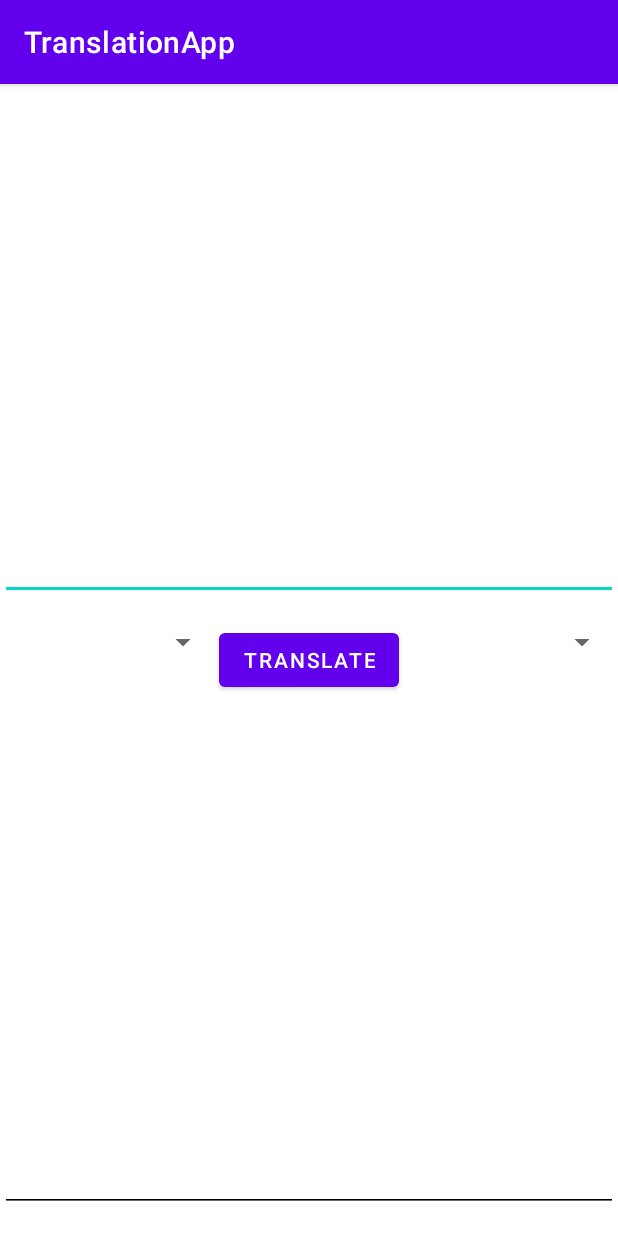
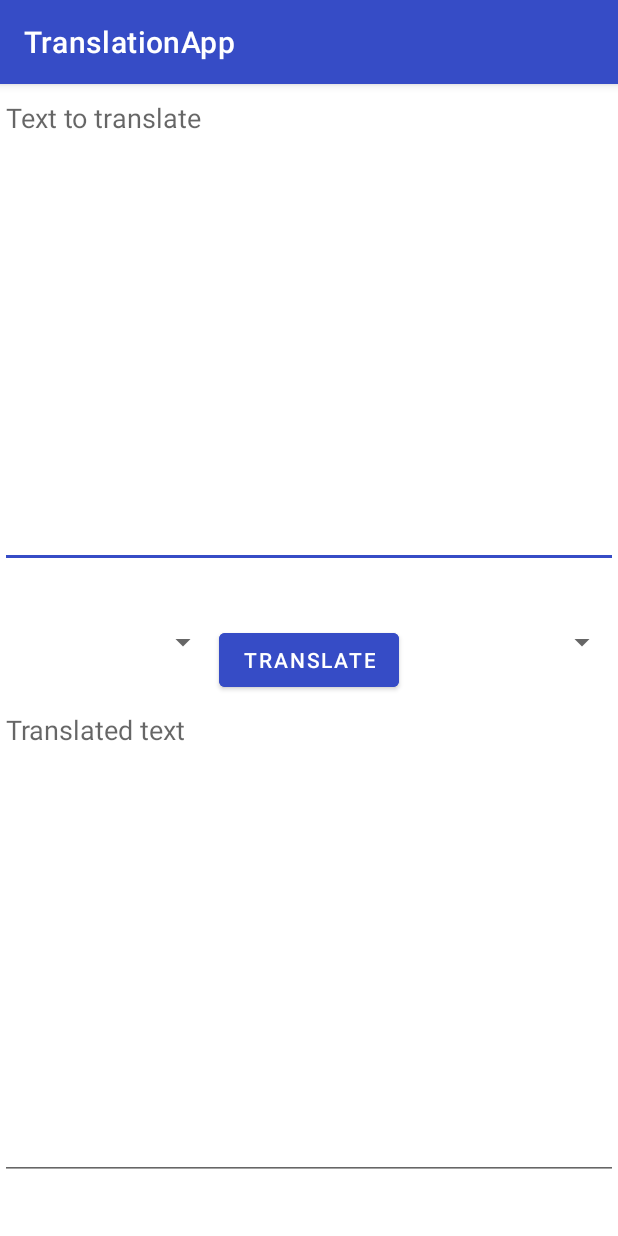
Before and after one commit to Setr0/TranslationApp, an Android app: the screen it shows after launch (MainActivity), on a phone screen of 412 x 824 dp. Run offline under Robolectric (Android 15) with nearby library versions, the phone set to English and light mode, and no system bars.

Commit message:
Updated layout and added Volley dependency

```diff
--- a/app/build.gradle
+++ b/app/build.gradle
@@ -29,7 +29,7 @@ android {
 }
 
 dependencies {
-
+    implementation 'com.android.volley:volley:1.2.1'
     implementation 'androidx.appcompat:appcompat:1.5.1'
     implementation 'com.google.android.material:material:1.7.0'
     implementation 'androidx.constraintlayout:constraintlayout:2.1.4'
--- a/app/src/main/AndroidManifest.xml
+++ b/app/src/main/AndroidManifest.xml
@@ -1,6 +1,8 @@
 <?xml version="1.0" encoding="utf-8"?>
 <manifest xmlns:android="http://schemas.android.com/apk/res/android"
     xmlns:tools="http://schemas.android.com/tools">
+
+    <uses-permission android:name="android.permission.INTERNET" />
 
     <application
         android:allowBackup="true"
--- a/app/src/main/res/layout/activity_main.xml
+++ b/app/src/main/res/layout/activity_main.xml
@@ -11,8 +11,12 @@
         android:layout_height="wrap_content"
         android:inputType="text|textMultiLine"
         android:id="@+id/fromEditText"
+        android:hint="Text to translate"
         android:scrollbars="vertical"
-        android:lines="15"/>
+        android:lines="14"
+        android:gravity="top|left"
+        android:overScrollMode="always"
+        android:scrollbarStyle="insideInset"/>
 
     <LinearLayout
         android:layout_width="match_parent"
@@ -27,7 +31,8 @@
         <Button
             android:layout_width="wrap_content"
             android:layout_height="wrap_content"
-            android:text="Translate"/>
+            android:text="Translate"
+            android:backgroundTint="@color/blue"/>
         <Spinner
             android:layout_width="wrap_content"
             android:layout_height="wrap_content"
@@ -42,8 +47,11 @@
         android:inputType="text|textMultiLine"
         android:id="@+id/toEditText"
         android:layout_below="@+id/dropDownMenu"
+        android:hint="Translated text"
+        android:gravity="top|left"
         android:scrollbars="vertical"
-        android:lines="15"
-        android:backgroundTint="@color/black"/>
+        android:overScrollMode="always"
+        android:scrollbarStyle="insideInset"
+        android:lines="14"/>
 
 </RelativeLayout>
--- a/app/src/main/res/values-night/themes.xml
+++ b/app/src/main/res/values-night/themes.xml
@@ -2,15 +2,15 @@
     <!-- Base application theme. -->
     <style name="Theme.TranslationApp" parent="Theme.MaterialComponents.DayNight.DarkActionBar">
         <!-- Primary brand color. -->
-        <item name="colorPrimary">@color/purple_200</item>
-        <item name="colorPrimaryVariant">@color/purple_700</item>
-        <item name="colorOnPrimary">@color/black</item>
+        <item name="colorPrimary">@color/blue</item>
+        <item name="colorPrimaryVariant">@color/blue</item>
+        <item name="colorOnPrimary">@color/white</item>
         <!-- Secondary brand color. -->
-        <item name="colorSecondary">@color/teal_200</item>
-        <item name="colorSecondaryVariant">@color/teal_200</item>
-        <item name="colorOnSecondary">@color/black</item>
+        <item name="colorSecondary">@color/blue</item>
+        <item name="colorSecondaryVariant">@color/blue</item>
+        <item name="colorOnSecondary">@color/white</item>
         <!-- Status bar color. -->
-        <item name="android:statusBarColor">?attr/colorPrimaryVariant</item>
+        <item name="android:statusBarColor">@color/blue</item>
         <!-- Customize your theme here. -->
     </style>
 </resources>
--- a/app/src/main/res/values/colors.xml
+++ b/app/src/main/res/values/colors.xml
@@ -7,4 +7,5 @@
     <color name="teal_700">#FF018786</color>
     <color name="black">#FF000000</color>
     <color name="white">#FFFFFFFF</color>
+    <color name="blue">#364CC6</color>
 </resources>
--- a/app/src/main/res/values/themes.xml
+++ b/app/src/main/res/values/themes.xml
@@ -2,15 +2,15 @@
     <!-- Base application theme. -->
     <style name="Theme.TranslationApp" parent="Theme.MaterialComponents.DayNight.DarkActionBar">
         <!-- Primary brand color. -->
-        <item name="colorPrimary">@color/purple_500</item>
-        <item name="colorPrimaryVariant">@color/purple_700</item>
+        <item name="colorPrimary">@color/blue</item>
+        <item name="colorPrimaryVariant">@color/blue</item>
         <item name="colorOnPrimary">@color/white</item>
         <!-- Secondary brand color. -->
-        <item name="colorSecondary">@color/teal_200</item>
-        <item name="colorSecondaryVariant">@color/teal_700</item>
-        <item name="colorOnSecondary">@color/black</item>
+        <item name="colorSecondary">@color/blue</item>
+        <item name="colorSecondaryVariant">@color/blue</item>
+        <item name="colorOnSecondary">@color/white</item>
         <!-- Status bar color. -->
-        <item name="android:statusBarColor">?attr/colorPrimaryVariant</item>
+        <item name="android:statusBarColor">@color/blue</item>
         <!-- Customize your theme here. -->
     </style>
 </resources>
```
